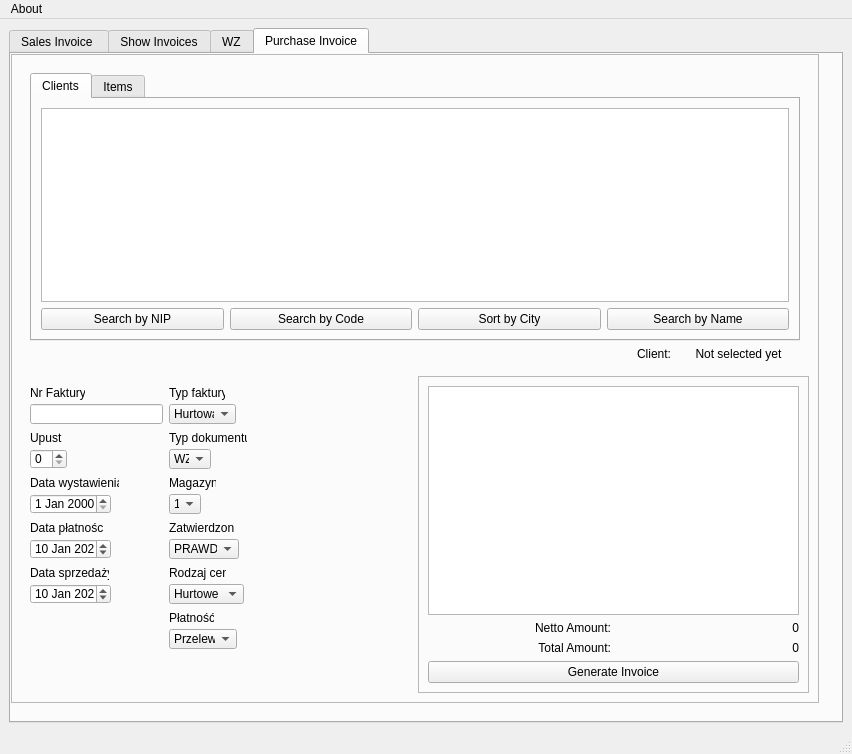
Above: view/tryui.ui from PrzemyslawSarnacki/invoiceApp before the change. Below: the same form after it.
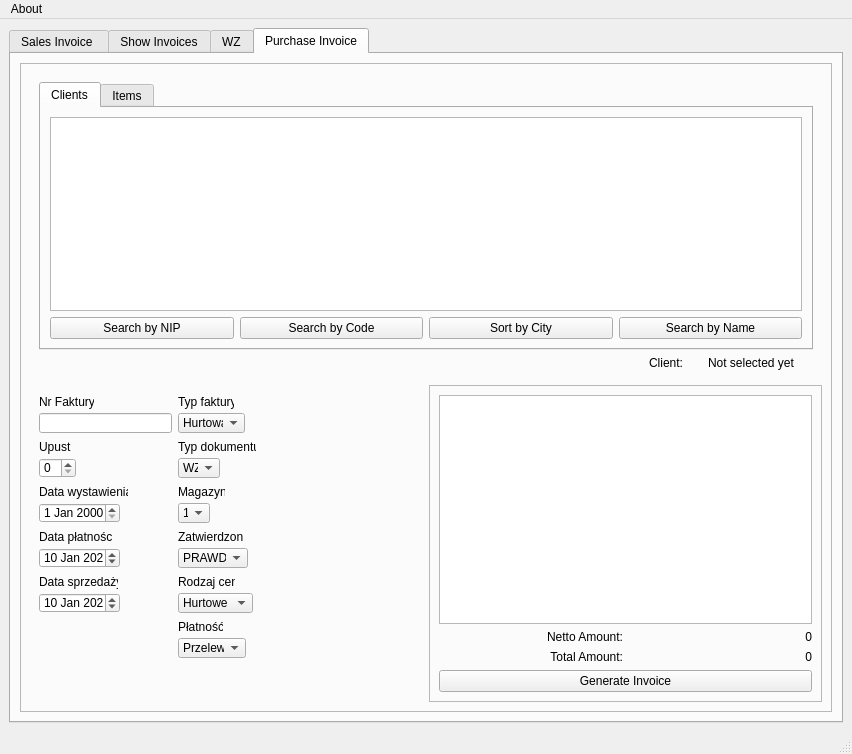
That is the form after the change. The open tabs and pages were chosen to show the change.

```diff
--- a/view/tryui.ui
+++ b/view/tryui.ui
@@ -785,15 +785,9 @@
          <attribute name="title">
           <string>Purchase Invoice</string>
          </attribute>
+         <layout class="QGridLayout" name="gridLayout_16">
+          <item row="0" column="0">
          <widget class="QFrame" name="frame_2">
-          <property name="geometry">
-           <rect>
-            <x>0</x>
-            <y>0</y>
-            <width>808</width>
-            <height>649</height>
-           </rect>
-          </property>
           <property name="frameShape">
            <enum>QFrame::StyledPanel</enum>
           </property>
@@ -1361,6 +1355,8 @@
            </item>
           </layout>
          </widget>
+          </item>
+         </layout>
         </widget>
        </widget>
       </item>
```
Left out of the diff: 2 changed lines with no effect on the pictures. Lines whose indentation alone changed are shown as unchanged.
